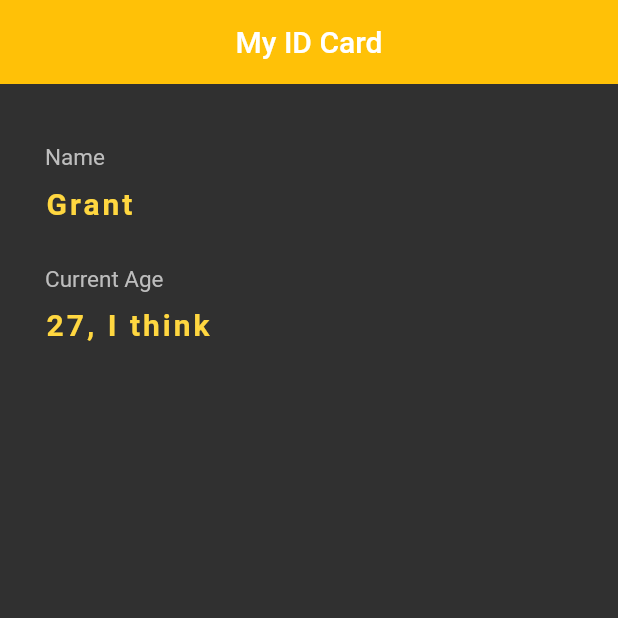
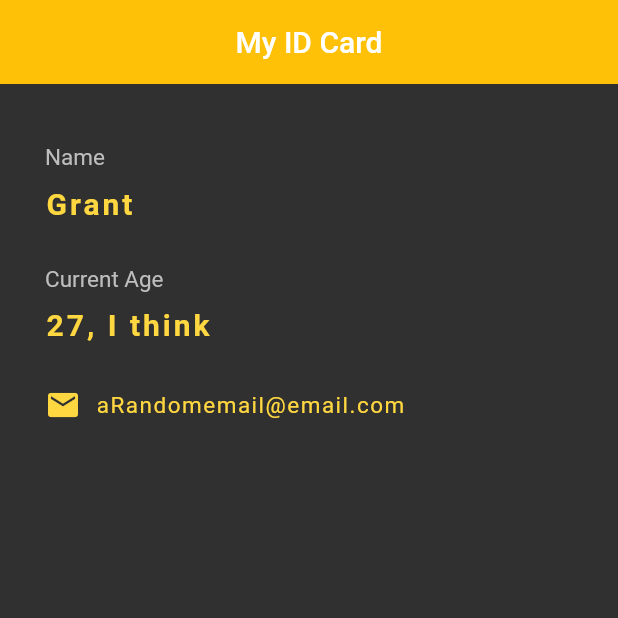
Before and after one commit to Grant-Shaw/Flutter-Practice-App, a Flutter app: the screen it shows after launch, on a phone screen of 412 x 824 dp, the top half of it. Run offline on Flutter 3.47's test engine with Material 2 defaults, Android fonts, the phone set to English and light mode, and no system bars.

Commit message:
Added email icon

```diff
--- a/lib/main.dart
+++ b/lib/main.dart
@@ -54,11 +54,27 @@ class IdCard extends StatelessWidget{
               ),
             ),
             SizedBox(height: 30.0),
+            Row(
+              children: <Widget>[
+              Icon(
+                  Icons.email,
+                  color: Colors.amberAccent
+              ),
+              SizedBox(width: 10.0),
+              Text(
+                'aRandomemail@email.com',
+                style: TextStyle(
+                  color: Colors.amberAccent,
+                  fontSize: 15,
+                  letterSpacing: 1.0,
+                ),
+              ),
+            ],
+            ),
+          ],
+          ),
 
-          ],
-          )
-
-        )
+        ),
 
     );
   }
```
